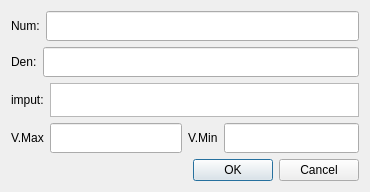
The window that uis/dialog_tfunc.ui (josuemoraisgh/EININDII00_ProcessSimul) describes before a commit, drawn with Qt 5.
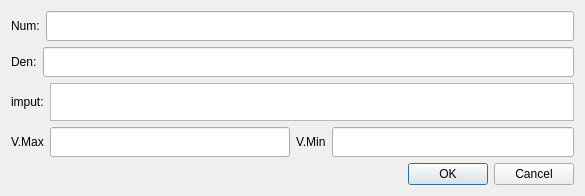
The same window after the commit. Custom widgets are drawn as their Qt base class.

What changed in the file:
```diff
--- a/uis/dialog_tfunc.ui
+++ b/uis/dialog_tfunc.ui
@@ -9,8 +9,8 @@
    <rect>
     <x>0</x>
     <y>0</y>
-    <width>370</width>
-    <height>192</height>
+    <width>585</width>
+    <height>196</height>
    </rect>
   </property>
   <property name="windowTitle">
```
